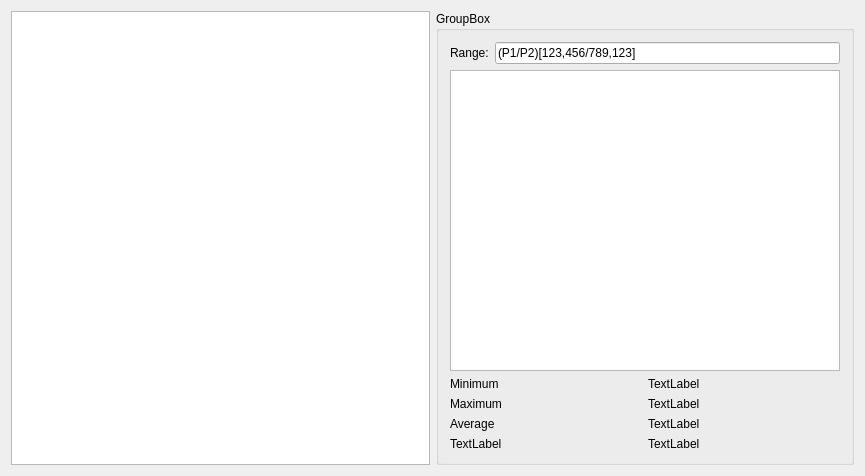
First picture: the form in source/filterdialog/Dialog/MatrixDataView/MatrixDataTab.ui, repository JayDalton/FilterMatrix, before the edit.
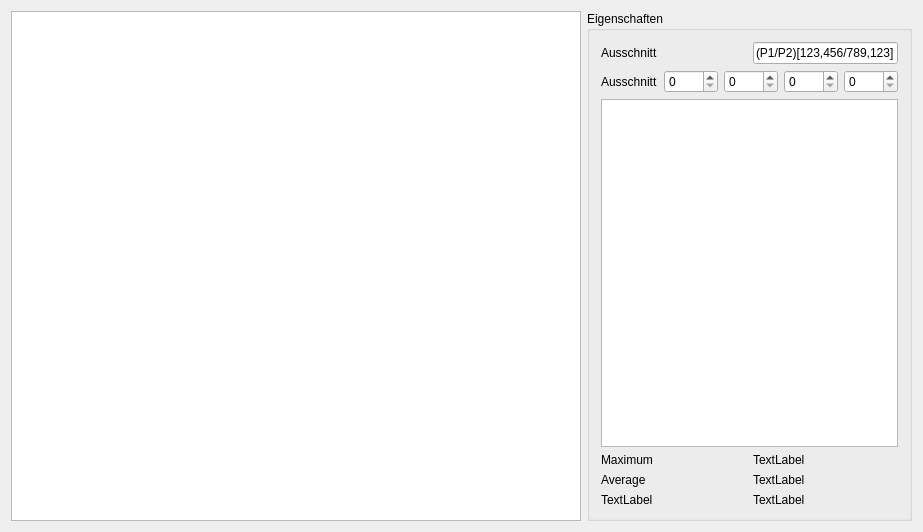
Second picture: the form after the edit.

Diff of the .ui file:
```diff
--- a/source/filterdialog/Dialog/MatrixDataView/MatrixDataTab.ui
+++ b/source/filterdialog/Dialog/MatrixDataView/MatrixDataTab.ui
@@ -6,8 +6,8 @@
    <rect>
     <x>0</x>
     <y>0</y>
-    <width>865</width>
-    <height>476</height>
+    <width>923</width>
+    <height>532</height>
    </rect>
   </property>
   <property name="windowTitle">
@@ -20,7 +20,7 @@
    <item>
     <widget class="QGroupBox" name="groupBox">
      <property name="title">
-      <string>GroupBox</string>
+      <string>Eigenschaften</string>
      </property>
      <layout class="QVBoxLayout" name="verticalLayout">
       <item>
@@ -28,12 +28,18 @@
         <item>
          <widget class="QLabel" name="label">
           <property name="text">
-           <string>Range:</string>
+           <string>Ausschnitt</string>
           </property>
          </widget>
         </item>
         <item>
-         <widget class="QLineEdit" name="lineEdit">
+         <widget class="QLineEdit" name="lineEditRange">
+          <property name="sizePolicy">
+           <sizepolicy hsizetype="Preferred" vsizetype="Fixed">
+            <horstretch>0</horstretch>
+            <verstretch>0</verstretch>
+           </sizepolicy>
+          </property>
           <property name="text">
            <string>(P1/P2)[123,456/789,123]</string>
           </property>
@@ -41,27 +47,55 @@
         </item>
        </layout>
       </item>
-      <item>
-       <widget class="QTreeView" name="treePropertyView"/>
-      </item>
       <item>
        <layout class="QHBoxLayout" name="horizontalLayout_3">
         <item>
          <widget class="QLabel" name="labelMinimum">
           <property name="text">
-           <string>Minimum</string>
+           <string>Ausschnitt</string>
           </property>
          </widget>
         </item>
         <item>
-         <widget class="QLabel" name="labelMinValue">
-          <property name="text">
-           <string>TextLabel</string>
+         <widget class="QSpinBox" name="spinBox">
+          <property name="maximum">
+           <number>5000</number>
+          </property>
+         </widget>
+        </item>
+        <item>
+         <widget class="QSpinBox" name="spinBox_2">
+          <property name="maximum">
+           <number>5000</number>
+          </property>
+         </widget>
+        </item>
+        <item>
+         <widget class="QSpinBox" name="spinBox_4">
+          <property name="maximum">
+           <number>5000</number>
+          </property>
+         </widget>
+        </item>
+        <item>
+         <widget class="QSpinBox" name="spinBox_3">
+          <property name="maximum">
+           <number>5000</number>
           </property>
          </widget>
         </item>
        </layout>
       </item>
+      <item>
+       <widget class="QTreeView" name="treePropertyView">
+        <property name="sizePolicy">
+         <sizepolicy hsizetype="Preferred" vsizetype="Expanding">
+          <horstretch>0</horstretch>
+          <verstretch>0</verstretch>
+         </sizepolicy>
+        </property>
+       </widget>
+      </item>
       <item>
        <layout class="QHBoxLayout" name="horizontalLayout_6">
         <item>
```
Left out of the diff: 2 changed lines with no effect on the pictures.
